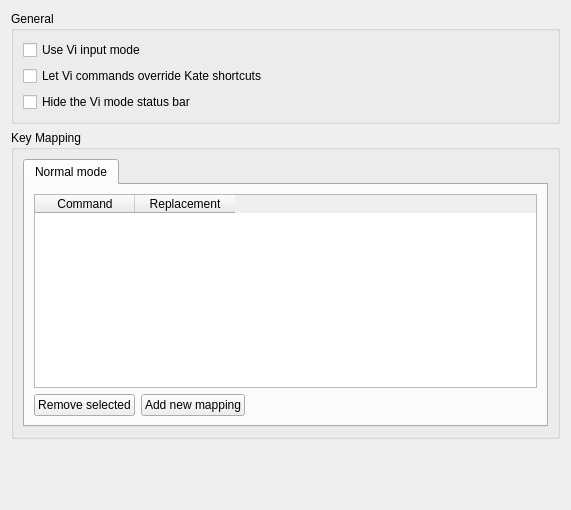
Above: part/dialogs/viinputmodeconfigwidget.ui from KDE/kate before the change. Below: the same form after it.
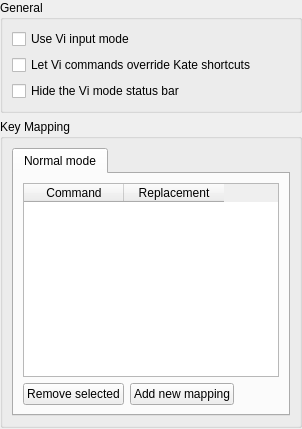
That is the form after the change.

Patch:
```diff
--- a/part/dialogs/viinputmodeconfigwidget.ui
+++ b/part/dialogs/viinputmodeconfigwidget.ui
@@ -1,27 +1,16 @@
 <ui version="4.0" >
  <class>ViInputModeConfigWidget</class>
- <widget class="QWidget" name="ViInputModeConfigWidget" >
-  <property name="geometry" >
-   <rect>
-    <x>0</x>
-    <y>0</y>
-    <width>571</width>
-    <height>510</height>
-   </rect>
-  </property>
-  <layout class="QVBoxLayout" name="verticalLayout_3" >
+ <widget class="QWidget" name="ViInputModeConfigWidget">
+  <layout class="QVBoxLayout" name="verticalLayout_3">
+   <property name="margin">
+    <number>0</number>
+   </property>
    <item>
     <widget class="QGroupBox" name="gbViInputMode" >
      <property name="title" >
       <string>General</string>
      </property>
-     <layout class="QVBoxLayout" >
-      <property name="spacing" >
-       <number>6</number>
-      </property>
-      <property name="margin" >
-       <number>9</number>
-      </property>
+     <layout class="QVBoxLayout">
       <item>
        <widget class="QCheckBox" name="chkViInputModeDefault" >
         <property name="whatsThis" >
@@ -128,10 +117,10 @@
               <property name="orientation" >
                <enum>Qt::Horizontal</enum>
               </property>
-              <property name="sizeHint" stdset="0" >
+              <property name="sizeHint" stdset="0">
                <size>
-                <width>40</width>
-                <height>20</height>
+                <width>1</width>
+                <height>0</height>
                </size>
               </property>
              </spacer>
@@ -150,10 +139,10 @@
      <property name="orientation" >
       <enum>Qt::Vertical</enum>
      </property>
-     <property name="sizeHint" stdset="0" >
+     <property name="sizeHint" stdset="0">
       <size>
-       <width>381</width>
-       <height>16</height>
+       <width>0</width>
+       <height>1</height>
       </size>
      </property>
     </spacer>
```
Left out of the diff: 85 changed lines with no effect on the pictures.
